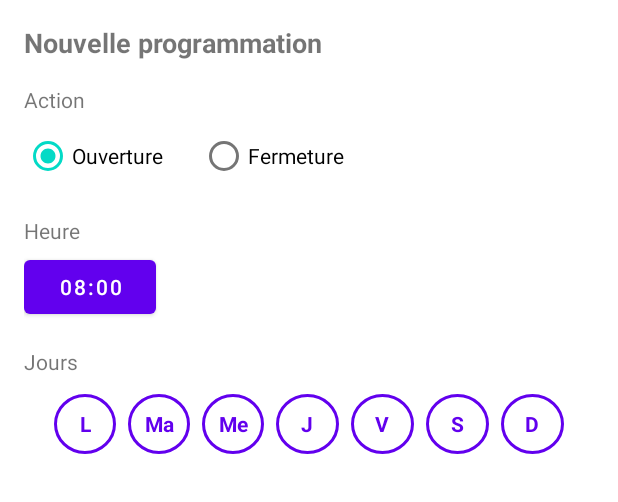
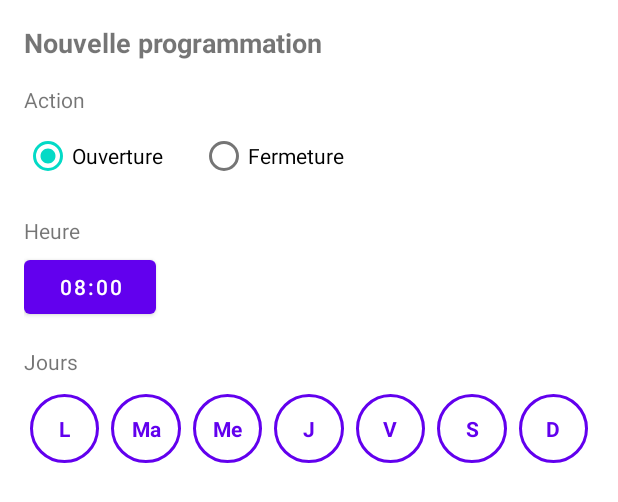
Before and after one commit to GalateeM/HelioFlow, an Android app built with Jetpack Compose: the layout dialog_new_rule.xml on its own in the app's theme, with its tools: preview values and no code run, on a phone screen of 412 x 824 dp. Shown: the top 502 px of the screen. Run offline under Robolectric (Android 15) with nearby library versions, the light colour scheme and no system bars.

Commit message:
fix taille

```diff
--- a/app/src/main/res/layout/dialog_new_rule.xml
+++ b/app/src/main/res/layout/dialog_new_rule.xml
@@ -1,5 +1,6 @@
 <?xml version="1.0" encoding="utf-8"?>
 <LinearLayout xmlns:android="http://schemas.android.com/apk/res/android"
+    xmlns:app="http://schemas.android.com/apk/res-auto"
     android:layout_width="match_parent"
     android:layout_height="wrap_content"
     android:orientation="vertical"
@@ -60,112 +61,137 @@
         android:layout_height="wrap_content"
         android:text="@string/days_label" />
 
-    <LinearLayout
+    <androidx.constraintlayout.widget.ConstraintLayout
         android:layout_width="match_parent"
         android:layout_height="wrap_content"
-        android:orientation="horizontal"
-        android:gravity="center"
-        android:layout_marginStart="16dp"
-        android:layout_marginEnd="16dp"
         android:layout_marginTop="8dp">
 
+        <!-- MONDAY -->
         <RadioButton
             android:id="@+id/check_monday"
             android:layout_width="0dp"
-            android:layout_height="40dp"
-            android:layout_weight="1"
+            android:layout_height="0dp"
             android:layout_margin="4dp"
+            android:button="@null"
+            android:background="@drawable/day_circle_selector"
             android:text="@string/monday_initial"
-            android:textSize="14sp"
             android:textStyle="bold"
             android:textColor="@color/purple_500"
             android:gravity="center"
-            android:button="@null"
-            android:background="@drawable/day_circle_selector" />
+            android:textSize="14sp"
+            app:layout_constraintDimensionRatio="1:1"
+            app:layout_constraintStart_toStartOf="parent"
+            app:layout_constraintEnd_toStartOf="@id/check_tuesday"
+            app:layout_constraintTop_toTopOf="parent"/>
 
+        <!-- TUESDAY -->
         <RadioButton
             android:id="@+id/check_tuesday"
             android:layout_width="0dp"
-            android:layout_height="40dp"
-            android:layout_weight="1"
+            android:layout_height="0dp"
             android:layout_margin="4dp"
+            android:button="@null"
+            android:background="@drawable/day_circle_selector"
             android:text="@string/tuesday_initial"
-            android:textSize="14sp"
             android:textStyle="bold"
             android:textColor="@color/purple_500"
             android:gravity="center"
-            android:button="@null"
-            android:background="@drawable/day_circle_selector" />
+            android:textSize="14sp"
+            app:layout_constraintDimensionRatio="1:1"
+            app:layout_constraintStart_toEndOf="@id/check_monday"
+            app:layout_constraintEnd_toStartOf="@id/check_wednesday"
+            app:layout_constraintTop_toTopOf="parent"/>
 
+        <!-- WEDNESDAY -->
         <RadioButton
             android:id="@+id/check_wednesday"
             android:layout_width="0dp"
-            android:layout_height="40dp"
-            android:layout_weight="1"
+            android:layout_height="0dp"
             android:layout_margin="4dp"
+            android:button="@null"
+            android:background="@drawable/day_circle_selector"
             android:text="@string/wednesday_initial"
-            android:textSize="14sp"
             android:textStyle="bold"
             android:textColor="@color/purple_500"
             android:gravity="center"
-            android:button="@null"
-            android:background="@drawable/day_circle_selector" />
+            android:textSize="14sp"
+            app:layout_constraintDimensionRatio="1:1"
+            app:layout_constraintStart_toEndOf="@id/check_tuesday"
+            app:layout_constraintEnd_toStartOf="@id/check_thursday"
+            app:layout_constraintTop_toTopOf="parent"/>
 
+        <!-- THURSDAY -->
         <RadioButton
             android:id="@+id/check_thursday"
             android:layout_width="0dp"
-            android:layout_height="40dp"
-            android:layout_weight="1"
+            android:layout_height="0dp"
             android:layout_margin="4dp"
+            android:button="@null"
+            android:background="@drawable/day_circle_selector"
             android:text="@string/thursday_initial"
-            android:textSize="14sp"
             android:textStyle="bold"
             android:textColor="@color/purple_500"
             android:gravity="center"
-            android:button="@null"
-            android:background="@drawable/day_circle_selector" />
+            android:textSize="14sp"
+            app:layout_constraintDimensionRatio="1:1"
+            app:layout_constraintStart_toEndOf="@id/check_wednesday"
+            app:layout_constraintEnd_toStartOf="@id/check_friday"
+            app:layout_constraintTop_toTopOf="parent"/>
 
+        <!-- FRIDAY -->
         <RadioButton
             android:id="@+id/check_friday"
             android:layout_width="0dp"
-            android:layout_height="40dp"
-            android:layout_weight="1"
+            android:layout_height="0dp"
             android:layout_margin="4dp"
+            android:button="@null"
+            android:background="@drawable/day_circle_selector"
             android:text="@string/friday_initial"
-            android:textSize="14sp"
             android:textStyle="bold"
             android:textColor="@color/purple_500"
             android:gravity="center"
-            android:button="@null"
-            android:background="@drawable/day_circle_selector" />
+            android:textSize="14sp"
+            app:layout_constraintDimensionRatio="1:1"
+            app:layout_constraintStart_toEndOf="@id/check_thursday"
+            app:layout_constraintEnd_toStartOf="@id/check_saturday"
+            app:layout_constraintTop_toTopOf="parent"/>
 
+        <!-- SATURDAY -->
         <RadioButton
             android:id="@+id/check_saturday"
             android:layout_width="0dp"
-            android:layout_height="40dp"
-            android:layout_weight="1"
+            android:layout_height="0dp"
             android:layout_margin="4dp"
+            android:button="@null"
+            android:background="@drawable/day_circle_selector"
             android:text="@string/saturday_initial"
-            android:textSize="14sp"
             android:textStyle="bold"
             android:textColor="@color/purple_500"
             android:gravity="center"
-            android:button="@null"
-            android:background="@drawable/day_circle_selector" />
+            android:textSize="14sp"
+            app:layout_constraintDimensionRatio="1:1"
+            app:layout_constraintStart_toEndOf="@id/check_friday"
+            app:layout_constraintEnd_toStartOf="@id/check_sunday"
+            app:layout_constraintTop_toTopOf="parent"/>
 
+        <!-- SUNDAY -->
         <RadioButton
             android:id="@+id/check_sunday"
             android:layout_width="0dp"
-            android:layout_height="40dp"
-            android:layout_weight="1"
+            android:layout_height="0dp"
             android:layout_margin="4dp"
+            android:button="@null"
+            android:background="@drawable/day_circle_selector"
             android:text="@string/sunday_initial"
-            android:textSize="14sp"
             android:textStyle="bold"
             android:textColor="@color/purple_500"
             android:gravity="center"
-            android:button="@null"
-            android:background="@drawable/day_circle_selector" />
-    </LinearLayout>
+            android:textSize="14sp"
+            app:layout_constraintDimensionRatio="1:1"
+            app:layout_constraintStart_toEndOf="@id/check_saturday"
+            app:layout_constraintEnd_toEndOf="parent"
+            app:layout_constraintTop_toTopOf="parent"/>
+
+    </androidx.constraintlayout.widget.ConstraintLayout>
 
 </LinearLayout>
```
